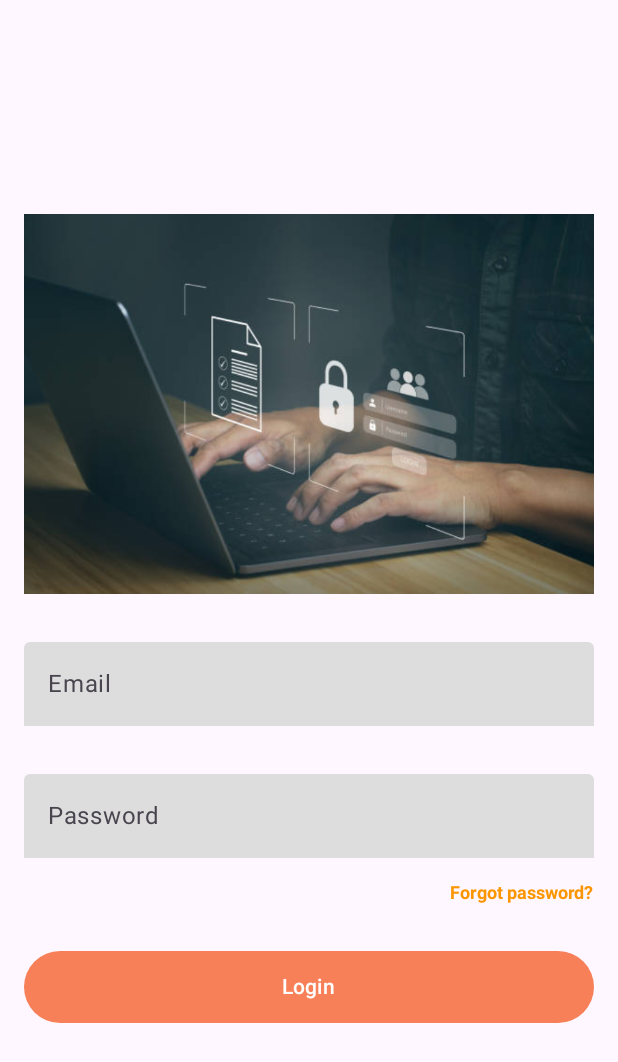
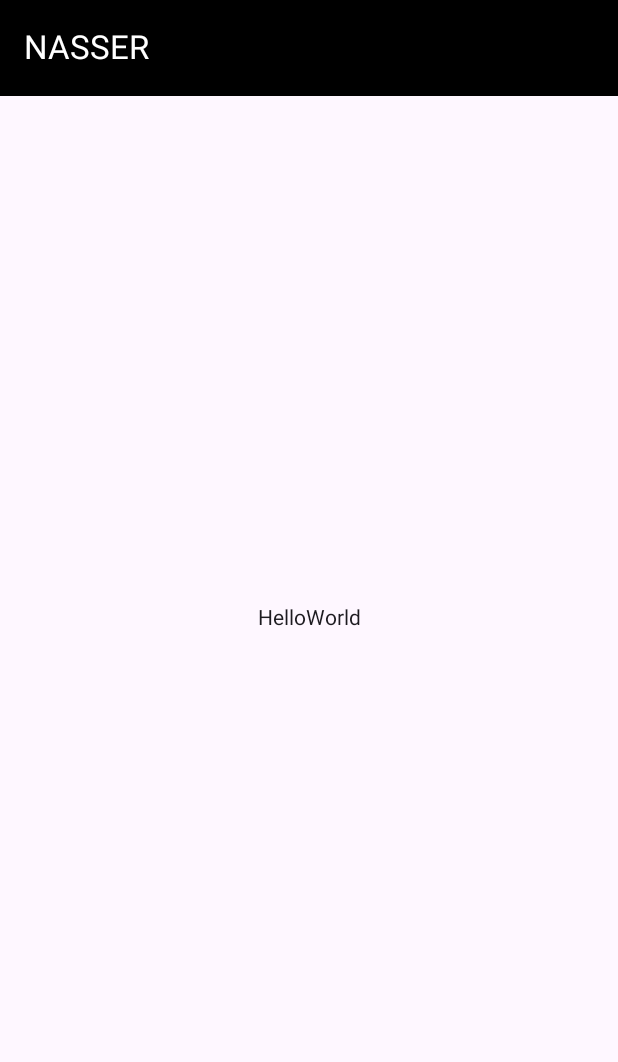
Before and after one commit to Drako9159/nasser, an Android app built with Jetpack Compose: the screen it shows after launch (MainActivity), on a phone screen of 412 x 824 dp. Shown: the top 1062 px of the screen. Run offline under Robolectric (Android 15) with nearby library versions, the phone set to English and light mode, and no system bars; our stand-ins replace accompanist; libraries missing offline, so code that uses them is left out: fi.iki.elonen; 1 statement that could not run was skipped.

Commit message:
feat(theme) configure theme for amoled display

```diff
--- a/app/build.gradle.kts
+++ b/app/build.gradle.kts
@@ -5,7 +5,7 @@ plugins {
 
 android {
     namespace = "com.drako.nasser"
-    compileSdk = 33
+    compileSdk = 34
 
     defaultConfig {
         applicationId = "com.drako.nasser"
@@ -58,6 +58,10 @@ dependencies {
     implementation("androidx.lifecycle:lifecycle-runtime-ktx:2.6.2")
     implementation("androidx.compose.runtime:runtime-livedata:1.5.4")
 
+    // status bar controller
+    implementation("com.google.accompanist:accompanist-systemuicontroller:0.32.0")
+
+
     implementation("androidx.activity:activity-compose:1.7.0")
     implementation(platform("androidx.compose:compose-bom:2023.03.00"))
     implementation("androidx.compose.ui:ui")
--- a/app/src/main/java/com/drako/nasser/MainActivity.kt
+++ b/app/src/main/java/com/drako/nasser/MainActivity.kt
@@ -44,9 +44,8 @@ import androidx.compose.ui.tooling.preview.Preview
 import androidx.compose.ui.unit.dp
 import androidx.compose.ui.unit.sp
 import com.drako.nasser.server.NanoServer
-import com.drako.nasser.ui.login.ui.LoginScreen
-import com.drako.nasser.ui.login.ui.LoginViewModel
 import com.drako.nasser.ui.theme.NasserTheme
+import com.drako.nasser.ui.view.HomeScreen
 import fi.iki.elonen.NanoHTTPD
 
 class MainActivity : ComponentActivity() {
@@ -54,6 +53,7 @@ class MainActivity : ComponentActivity() {
     private var server: NanoServer? = null
 
     override fun onCreate(savedInstanceState: Bundle?) {
+
         super.onCreate(savedInstanceState)
 
         initUI()
@@ -61,18 +61,26 @@ class MainActivity : ComponentActivity() {
 
 
     private fun initUI() {
+
         setContent {
+
+
             //helloApp()
             //Content()
             //ViewContainer()
+            /*
+                        Surface(
+                            modifier = Modifier.fillMaxSize(),
+                            color = MaterialTheme.colorScheme.background
+                        ) {
+                            LoginScreen(LoginViewModel())
 
-            Surface(
-                modifier = Modifier.fillMaxSize(),
-                color = MaterialTheme.colorScheme.background
-            ) {
-                LoginScreen(LoginViewModel())
-            }
+                        }*/
 
+
+
+
+            HomeScreen()
         }
         runServer()
     }
--- a/app/src/main/java/com/drako/nasser/ui/login/ui/LoginScreen.kt
+++ b/app/src/main/java/com/drako/nasser/ui/login/ui/LoginScreen.kt
@@ -114,7 +114,6 @@ fun PasswordField(password: String, onTextFieldChanged: (String) -> Unit) {
             focusedIndicatorColor = Color.Transparent,
             unfocusedIndicatorColor = Color.Transparent
         )
-
     )
 }
 
@@ -138,9 +137,7 @@ fun EmailField(email: String, onTextFieldChanged: (String) -> Unit) {
             focusedIndicatorColor = androidx.compose.ui.graphics.Color.Transparent,
             unfocusedIndicatorColor = androidx.compose.ui.graphics.Color.Transparent
         )
-
     )
-
 }
 
 @Composable
--- /dev/null
+++ b/app/src/main/java/com/drako/nasser/ui/view/HomeScreen.kt
@@ -0,0 +1,67 @@
+package com.drako.nasser.ui.view
+
+
+import androidx.compose.foundation.layout.Box
+import androidx.compose.foundation.layout.fillMaxSize
+import androidx.compose.foundation.layout.fillMaxWidth
+import androidx.compose.material3.ExperimentalMaterial3Api
+import androidx.compose.material3.MaterialTheme
+import androidx.compose.material3.Scaffold
+import androidx.compose.material3.Surface
+import androidx.compose.material3.Text
+import androidx.compose.material3.TopAppBar
+import androidx.compose.material3.TopAppBarDefaults
+import androidx.compose.runtime.Composable
+import androidx.compose.runtime.SideEffect
+import androidx.compose.ui.Alignment
+import androidx.compose.ui.Modifier
+import androidx.compose.ui.graphics.Color
+import androidx.compose.ui.res.colorResource
+import com.drako.nasser.R
+import com.google.accompanist.systemuicontroller.rememberSystemUiController
+
+
+@OptIn(ExperimentalMaterial3Api::class)
+@Composable
+fun HomeScreen() {
+    SetStatusBarColor(color = colorResource(id = R.color.amoled_black))
+    Scaffold(
+        topBar = { Toolbar() },
+        content = { Content() }
+    )
+}
+
+
+@OptIn(ExperimentalMaterial3Api::class)
+@Composable
+fun Toolbar() {
+    TopAppBar(
+        title = { Text(text = "NASSER") },
+        colors = TopAppBarDefaults.largeTopAppBarColors(
+            containerColor = colorResource(id = R.color.amoled_black),
+            titleContentColor = colorResource(id = R.color.white)
+        )
+    )
+}
+
+
+@Composable
+fun Content() {
+
+
+    Surface(modifier = Modifier.fillMaxWidth(), color = MaterialTheme.colorScheme.background) {
+
+        Box(modifier = Modifier.fillMaxSize(), contentAlignment = Alignment.Center) {
+            Text(text = "HelloWorld")
+        }
+
+    }
+}
+
+@Composable
+fun SetStatusBarColor(color: Color) {
+    val systemUiController = rememberSystemUiController()
+    SideEffect {
+        systemUiController.setSystemBarsColor(color)
+    }
+}
--- a/app/src/main/java/com/drako/nasser/ui/view/ServerScreen.kt
+++ b/app/src/main/java/com/drako/nasser/ui/view/ServerScreen.kt
@@ -5,4 +5,6 @@ import androidx.compose.runtime.Composable
 @Composable
 fun ServerScreen() {
     // here server screen
+
+
 }
--- a/app/src/main/res/values/colors.xml
+++ b/app/src/main/res/values/colors.xml
@@ -8,4 +8,6 @@
     <color name="black">#FF000000</color>
     <color name="white">#FFFFFFFF</color>
     <color name="background">#353535</color>
+
+    <color name="amoled_black">#000000</color>
 </resources>
--- a/app/src/main/res/values/themes.xml
+++ b/app/src/main/res/values/themes.xml
@@ -2,4 +2,6 @@
 <resources>
 
     <style name="Theme.Nasser" parent="android:Theme.Material.Light.NoActionBar" />
+
+
 </resources>
```
